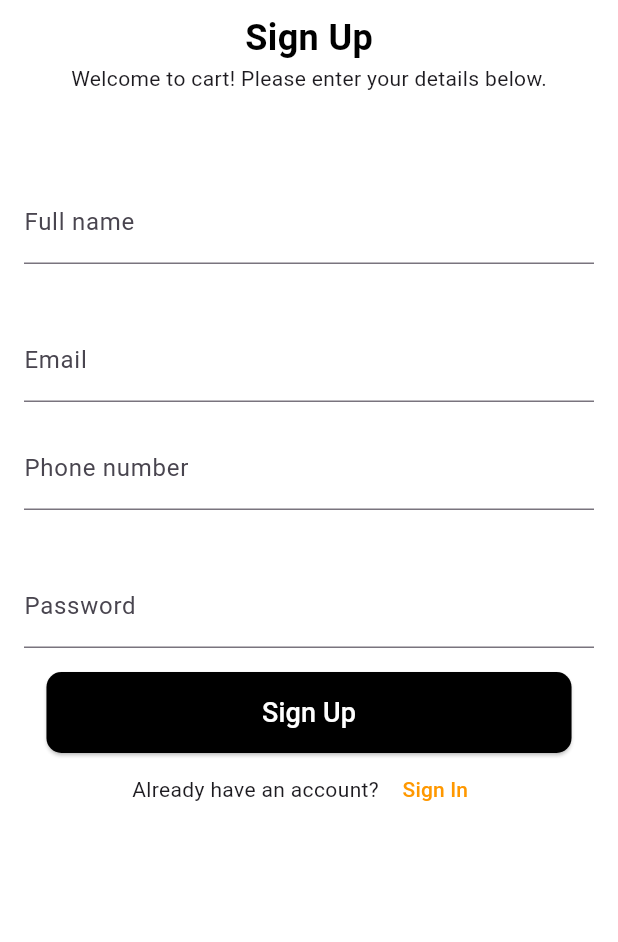
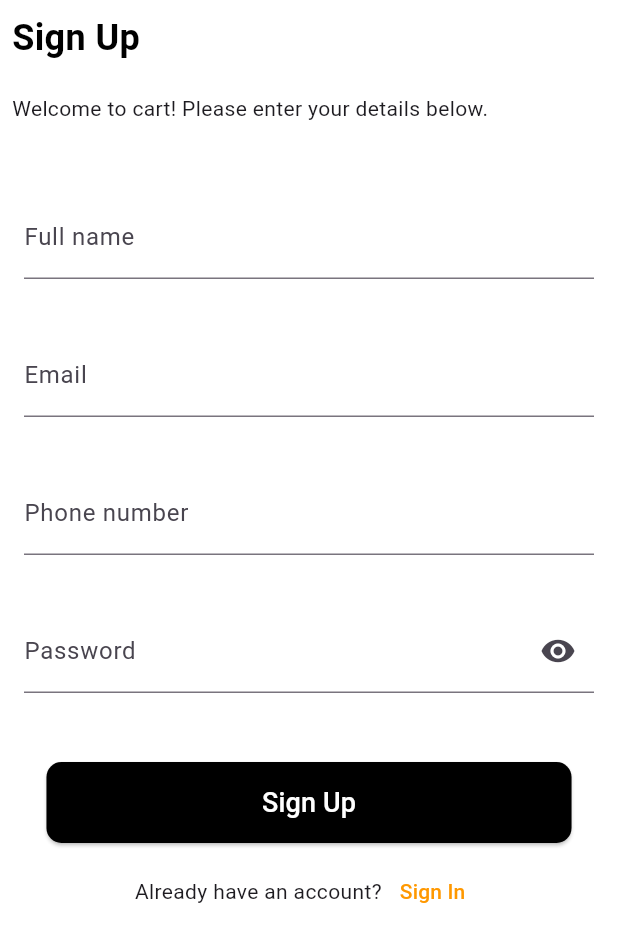
Before and after one commit to emmyliano/cart, a Flutter app: the SignUpScreen screen opened directly, on a phone screen of 412 x 824 dp. Shown: the top 942 px of the screen. Run offline on Flutter 3.47's test engine with Material 3 defaults, Android fonts, the phone set to English and light mode, and no system bars.

Commit message:
Sign Up Screen and Sign In Screen Updated

```diff
--- a/lib/main.dart
+++ b/lib/main.dart
@@ -1,5 +1,6 @@
 import 'package:flutter/material.dart';
 import 'sign_in_screen.dart'; // relative importing
+import 'sign_up_screen.dart';
 
 void main() {
   runApp(const MyApp());
@@ -12,7 +13,7 @@ class MyApp extends StatelessWidget {
   Widget build(BuildContext context) {
     return const MaterialApp(
       debugShowCheckedModeBanner: false,
-      home: SignInScreen(),
+      home: SignUpScreen(),
     );
   }
 }
--- a/lib/sign_in_screen.dart
+++ b/lib/sign_in_screen.dart
@@ -8,6 +8,8 @@ class SignInScreen extends StatefulWidget {
 }
 
 class _SignInScreenState extends State<SignInScreen> {
+  bool _obscureText = true; // this variable is used in the password textfield for visibility on/off
+
   @override
   Widget build(BuildContext context) {
     return Scaffold(
@@ -76,6 +78,7 @@ class _SignInScreenState extends State<SignInScreen> {
           Padding(
             padding: const EdgeInsets.all(8.0),
             child: TextField(
+              obscureText: true,
               decoration: InputDecoration(
                 labelText: 'Password',
                 focusedBorder: OutlineInputBorder(
@@ -84,7 +87,16 @@ class _SignInScreenState extends State<SignInScreen> {
                   ),
                   borderRadius: BorderRadius.circular(10),
                 ),
+                suffixIcon: IconButton(
+                onPressed: () {
+                  setState(() {
+                    _obscureText = !_obscureText;
+                  });
+                },
+                icon: Icon(_obscureText ? Icons.visibility: Icons.visibility_off),
               )
+              ),
+
             ),
           ),
 
@@ -136,9 +148,10 @@ class _SignInScreenState extends State<SignInScreen> {
 
 
           Row(
+            mainAxisAlignment: MainAxisAlignment.center,
             children: [
               const Text(
-                "Don't have an account? "
+                "Don't have an account?"
               ),
 
               TextButton(
--- a/lib/sign_up_screen.dart
+++ b/lib/sign_up_screen.dart
@@ -8,6 +8,8 @@ class SignUpScreen extends StatefulWidget {
 }
 
 class _SignUpScreenState extends State<SignUpScreen> {
+  bool _obscureText = true; // this variable is used in the password textfield for visibility on/off
+
   @override
   Widget build(BuildContext context) {
     return Scaffold(
@@ -19,7 +21,10 @@ class _SignUpScreenState extends State<SignUpScreen> {
             child: Column(
               mainAxisAlignment: MainAxisAlignment.start,
               children: [
-                const Text(
+                const Row(
+                  mainAxisAlignment: MainAxisAlignment.start,
+                  children: [
+                    Text(
                       'Sign Up',
                       style: TextStyle(
                         color: Colors.black,
@@ -27,12 +32,23 @@ class _SignUpScreenState extends State<SignUpScreen> {
                         fontSize: 24.0,
                       ),
                     ),
-                const Text('Welcome to cart! Please enter your details below.'),
+                  ],
+                ),
 
                 const SizedBox(
-                  height: 50,
+                  height: 20,
                 ),
 
+                const Row(
+                  mainAxisAlignment: MainAxisAlignment.start,
+                  children: [
+                    Text('Welcome to cart! Please enter your details below.'),
+                  ],
+                ),
+
+                const SizedBox(
+                  height: 40,
+                ),
 
                 // Full name TextField
                 Padding(
@@ -46,10 +62,8 @@ class _SignUpScreenState extends State<SignUpScreen> {
                       ),
                       borderRadius: BorderRadius.circular(10),
                     ),
-                    )
+                  )),
                 ),
-                ),
-
 
                 const SizedBox(
                   height: 20,
@@ -67,15 +81,18 @@ class _SignUpScreenState extends State<SignUpScreen> {
                       ),
                       borderRadius: BorderRadius.circular(10),
                     ),
-                    )
-                  ),
+                  )),
                 ),
 
+                const SizedBox(
+                  height: 20,
+                ),
 
                 // Phone number TextField
                 Padding(
                   padding: const EdgeInsets.all(8.0),
                   child: TextField(
+                      keyboardType: TextInputType.phone,
                       decoration: InputDecoration(
                         labelText: 'Phone number',
                         focusedBorder: OutlineInputBorder(
@@ -84,8 +101,7 @@ class _SignUpScreenState extends State<SignUpScreen> {
                           ),
                           borderRadius: BorderRadius.circular(10),
                         ),
-                    )
-                  ),
+                      )),
                 ),
 
                 const SizedBox(
@@ -96,6 +112,7 @@ class _SignUpScreenState extends State<SignUpScreen> {
                 Padding(
                   padding: const EdgeInsets.all(8.0),
                   child: TextField(
+                    obscureText: _obscureText,
                     decoration: InputDecoration(
                         labelText: 'Password',
                         focusedBorder: OutlineInputBorder(
@@ -104,13 +121,24 @@ class _SignUpScreenState extends State<SignUpScreen> {
                           ),
                           borderRadius: BorderRadius.circular(10),
                         ),
+                        suffixIcon: IconButton(
+                          onPressed: () {
+                            setState(() {
+                              _obscureText = !_obscureText;
+                            }
+                          );
+                        },
+                        icon: Icon(_obscureText ? Icons.visibility: Icons.visibility_off),
                       )
+                    ),
                   ),
                 ),
               ],
             ),
           ),
-
+          const SizedBox(
+            height: 30,
+          ),
           Column(
             children: [
               SizedBox(
@@ -122,37 +150,30 @@ class _SignUpScreenState extends State<SignUpScreen> {
                       child: ElevatedButton(
                           onPressed: () {},
                           style: ButtonStyle(
-                          shape: MaterialStateProperty.all<RoundedRectangleBorder>(
+                            shape: MaterialStateProperty.all<
+                                    RoundedRectangleBorder>(
                                 RoundedRectangleBorder(
                                     borderRadius: BorderRadius.circular(10.0),
-                              side: const BorderSide(color: Colors.black12)
-                            )
+                                    side: const BorderSide(
+                                        color: Colors.black12))),
+                            backgroundColor:
+                                MaterialStateProperty.all<Color>(Colors.black),
                           ),
-                          backgroundColor: MaterialStateProperty.all<Color>(Colors.black),
-                        ),
-                        child: const Text(
-                          'Sign Up',
+                          child: const Text('Sign Up',
                               style: TextStyle(
                                   height: 3,
                                   fontSize: 18.0,
-                            color: Colors.white
-                            )
-                        )
-                      ),
+                                  color: Colors.white))),
                     ),
                   ],
                 ),
               ),
             ],
           ),
-
-          Row(
-            mainAxisAlignment: MainAxisAlignment.center,
-            children: [
-              const Text(
-                "Already have an account? "
-              ),
-
+          Padding(
+            padding: const EdgeInsets.all(8.0),
+            child: Row(mainAxisAlignment: MainAxisAlignment.center, children: [
+              const Text("Already have an account?"),
               TextButton(
                 onPressed: () {},
                 child: const Text(
@@ -162,7 +183,7 @@ class _SignUpScreenState extends State<SignUpScreen> {
                   ),
                 ),
               ),
-            ]
+            ]),
           ),
         ],
       ),
```
Lines whose indentation alone changed are shown as unchanged.
